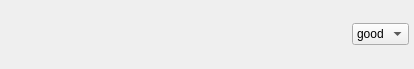
Above: gui/mozregui/ui/ask_verdict.ui from mozilla/mozregression before the change. Below: the same form after it.
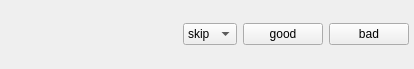
That is the form after the change.

Commit message: Added good & bad buttons, and removed them from dropdown.

Diff of the .ui file:
```diff
--- a/gui/mozregui/ui/ask_verdict.ui
+++ b/gui/mozregui/ui/ask_verdict.ui
@@ -50,16 +50,6 @@
      <property name="frame">
       <bool>true</bool>
      </property>
-     <item>
-      <property name="text">
-       <string>good</string>
-      </property>
-     </item>
-     <item>
-      <property name="text">
-       <string>bad</string>
-      </property>
-     </item>
      <item>
       <property name="text">
        <string>skip</string>
@@ -72,6 +62,38 @@
      </item>
     </widget>
    </item>
+   <item>
+    <widget class="QPushButton" name="goodVerdict">
+     <property name="sizePolicy">
+      <sizepolicy hsizetype="Fixed" vsizetype="Fixed">
+       <horstretch>0</horstretch>
+       <verstretch>0</verstretch>
+      </sizepolicy>
+     </property>
+     <property name="baseSize">
+      <size>
+       <width>0</width>
+       <height>0</height>
+      </size>
+     </property>
+     <property name="text">
+      <string>good</string>
+     </property>
+    </widget>
+   </item>
+   <item>
+    <widget class="QPushButton" name="badVerdict">
+     <property name="sizePolicy">
+      <sizepolicy hsizetype="Fixed" vsizetype="Fixed">
+       <horstretch>0</horstretch>
+       <verstretch>0</verstretch>
+      </sizepolicy>
+     </property>
+     <property name="text">
+      <string>bad</string>
+     </property>
+    </widget>
+   </item>
   </layout>
  </widget>
  <resources/>
```
